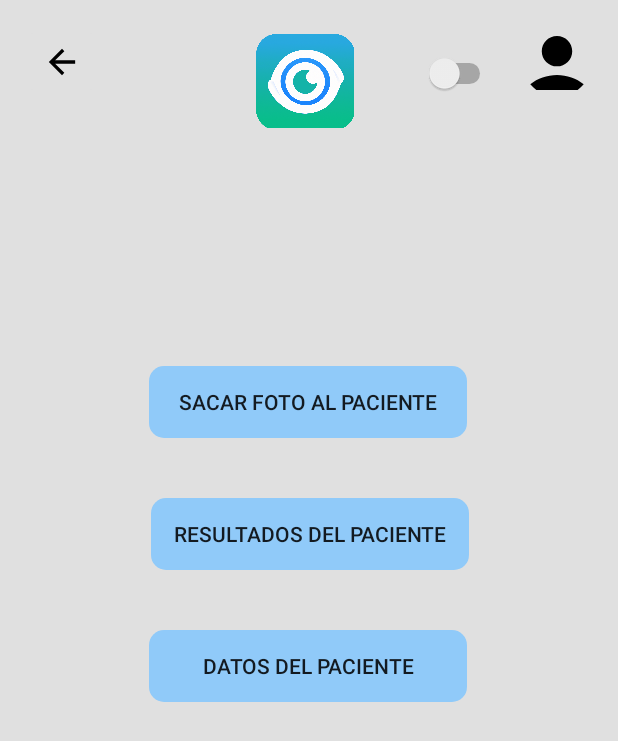
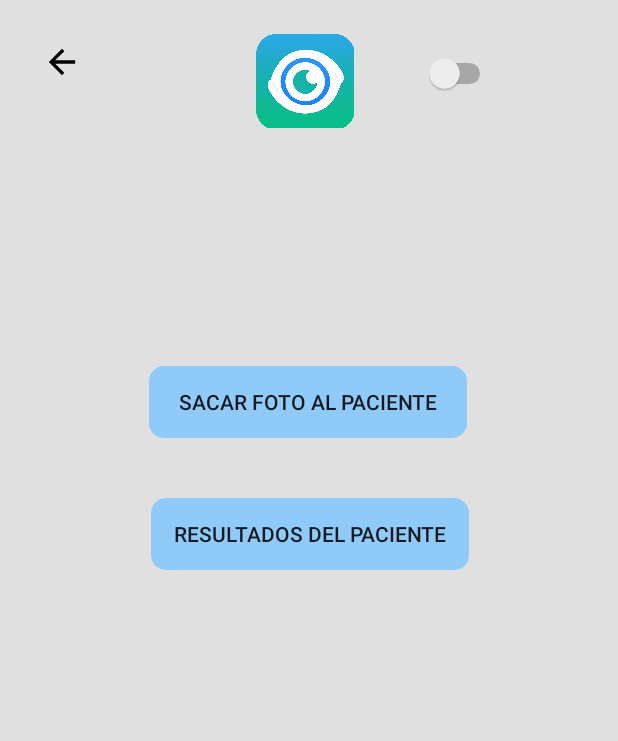
Before and after one commit to mfg1014/Retinopatia-diabetica, an Android app: the screen it shows after launch (MenuPrincipal), after a tap on "Iniciar sesion como invitado", on a phone screen of 412 x 824 dp. Shown: the top 741 px of the screen. Run offline under Robolectric (Android 15) with nearby library versions, the phone set to English and light mode, and no system bars.

Commit message:
Correccion bug en menu principal + aparece el nombre del paciente

```diff
--- a/app/retinopatia/app/src/main/java/com/example/retinopatia/MainActivity.java
+++ b/app/retinopatia/app/src/main/java/com/example/retinopatia/MainActivity.java
@@ -59,6 +59,7 @@ public class MainActivity extends AppCompatActivity {
     public void iniciarSesionInvitado(View v){
 
         Intent intent = new Intent(v.getContext(), MenuPrincipal.class);
+        intent.putExtra("DNI","invitado");
         intent.putExtra("email","invitado");
         intentModoOscuro(intent);
         startActivity(intent);
--- a/app/retinopatia/app/src/main/java/com/example/retinopatia/MenuPrincipal.java
+++ b/app/retinopatia/app/src/main/java/com/example/retinopatia/MenuPrincipal.java
@@ -11,6 +11,8 @@ import android.widget.ImageButton;
 import android.widget.Switch;
 import android.widget.TextView;
 
+import DataBase.BaseDeDatos;
+
 public class MenuPrincipal extends AppCompatActivity {
 
     Switch modoOscuro;
@@ -21,6 +23,7 @@ public class MenuPrincipal extends AppCompatActivity {
     Button datosPaciente;
     Button fotoPaciente;
     Button resultados;
+    BaseDeDatos baseDeDatos;
     @Override
     protected void onCreate(Bundle savedInstanceState) {
         super.onCreate(savedInstanceState);
@@ -34,16 +37,18 @@ public class MenuPrincipal extends AppCompatActivity {
         perfil = findViewById(R.id.profileButton3);
         fotoPaciente = findViewById(R.id.botonFoto);
         resultados = findViewById(R.id.botonResultados);
+        baseDeDatos = BaseDeDatos.getBaseDeDatos();
         if(intent.getBooleanExtra("modoOscuro",false)){
             modoOscuro.setChecked(true);
             botonModoOscuro(modoOscuro);
         }
-        if(intent.getStringExtra("DNI").equals("invitado")) {
+        if(intent.getIntExtra("DNI",-1) == -1) {
             nombrePaciente.setVisibility(View.INVISIBLE);
-
+            perfil.setVisibility(View.INVISIBLE);
             datosPaciente.setVisibility(View.INVISIBLE);
         }else{
-            nombrePaciente.setText(intent.getStringExtra("usuario"));
+            String nombre = baseDeDatos.getPaciente( intent.getIntExtra("DNI",-1));
+            nombrePaciente.setText(nombre);
         }
     }
 
```
Also changed, not shown: app/retinopatia/app/src/main/java/com/example/retinopatia/SeleccionarPaciente.java (+5 -3 lines).
